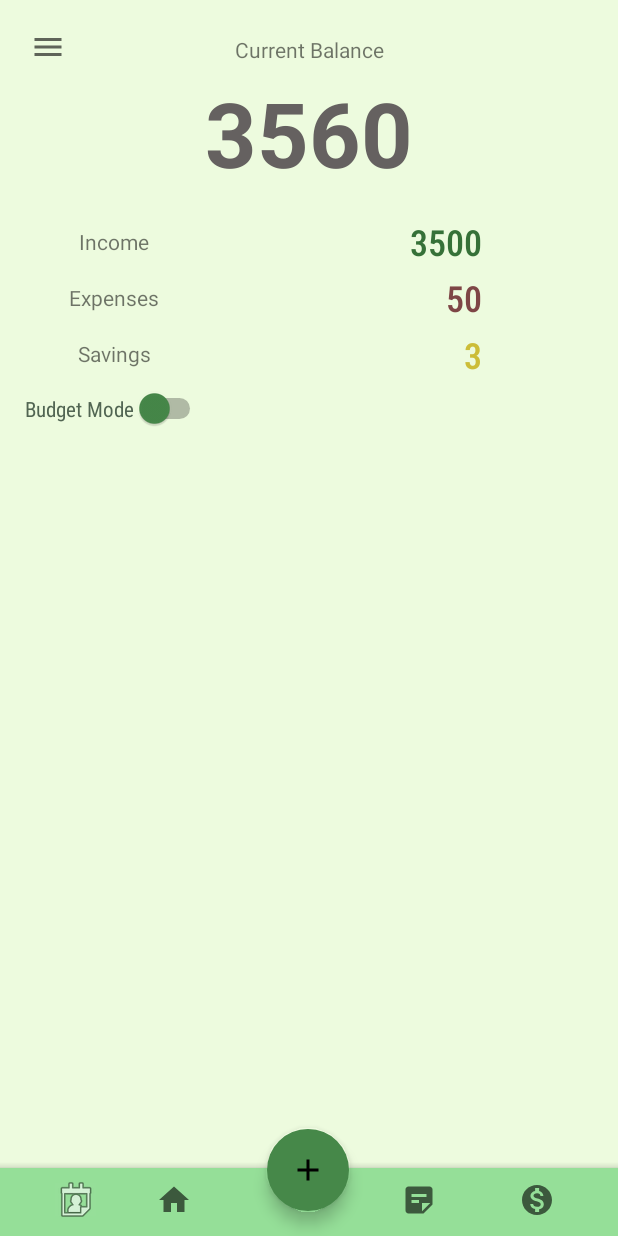
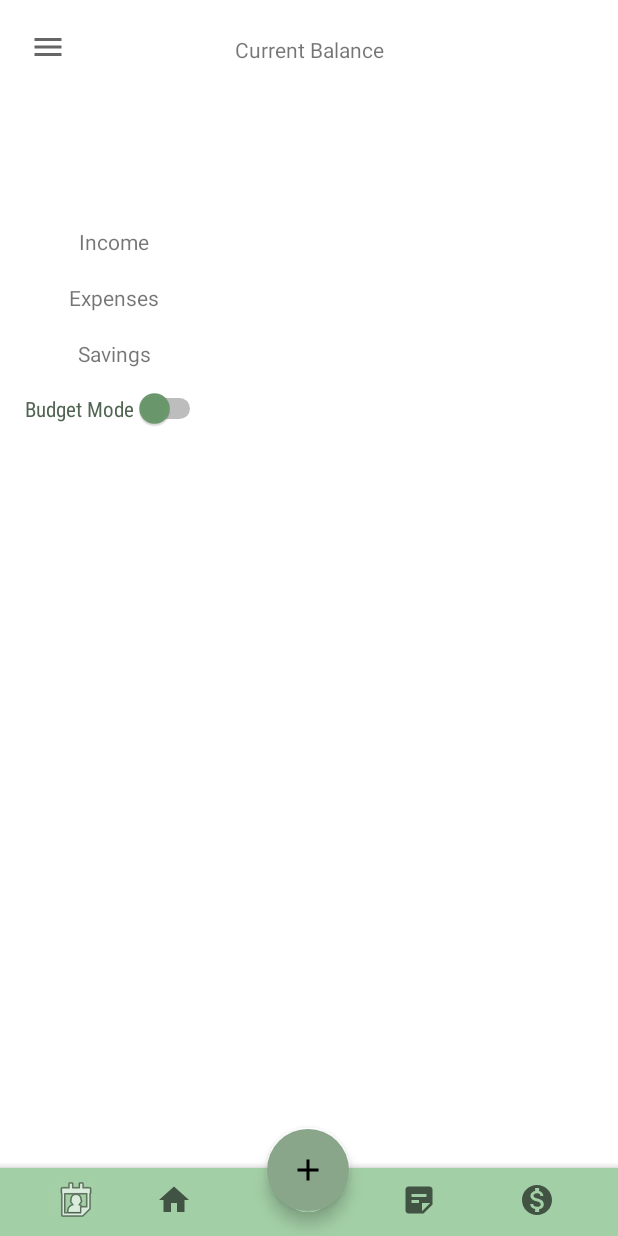
Before and after one commit to norrisasd/MyPocket, an Android app: the Home screen opened directly, with no data from a screen before it, on a phone screen of 412 x 824 dp. Run offline under Robolectric (Android 15) with nearby library versions, the light colour scheme and no system bars; Roboto replaces fonts that are not available here.

Commit message:
activity(main, register, home, add): colors + logo

```diff
--- a/app/src/main/res/layout/activity_add.xml
+++ b/app/src/main/res/layout/activity_add.xml
@@ -10,8 +10,12 @@
         android:id="@+id/textView11"
         android:layout_width="377dp"
         android:layout_height="24dp"
+        android:background="#89A68B"
         android:text="ADD TRANSACTION"
         android:textAlignment="center"
+        android:textColor="#F6F6F6"
+        android:textSize="16sp"
+        android:textStyle="bold"
         app:layout_constraintBottom_toBottomOf="parent"
         app:layout_constraintEnd_toEndOf="parent"
         app:layout_constraintHorizontal_bias="0.5"
@@ -36,6 +40,7 @@
             android:layout_width="193dp"
             android:layout_height="wrap_content"
             android:layout_gravity="center"
+            android:buttonTint="#89A68B"
             android:gravity="center"
             android:text="Expense"
             android:textAlignment="center" />
@@ -45,6 +50,7 @@
             android:layout_width="170dp"
             android:layout_height="40dp"
             android:layout_gravity="center"
+            android:buttonTint="#89A68B"
             android:text="Income"
             android:textAlignment="center" />
 
--- a/app/src/main/res/layout/activity_home.xml
+++ b/app/src/main/res/layout/activity_home.xml
@@ -4,7 +4,7 @@
     xmlns:tools="http://schemas.android.com/tools"
     android:layout_width="match_parent"
     android:layout_height="match_parent"
-    android:background="#EDFBDE"
+    android:background="#FFFFFF"
     android:clickable="true"
     tools:context=".Home">
 
@@ -70,7 +70,7 @@
         android:layout_marginStart="60dp"
         android:layout_marginTop="10dp"
         android:layout_marginBottom="16dp"
-        android:backgroundTint="#468849"
+        android:backgroundTint="#89A68B"
         app:backgroundTint="#00FFFFFF"
         app:layout_constraintBottom_toBottomOf="parent"
         app:layout_constraintEnd_toEndOf="parent"
@@ -85,9 +85,8 @@
         android:layout_width="236dp"
         android:layout_height="80dp"
         android:gravity="center|center_vertical"
-        android:text="3560"
         android:textAlignment="center"
-        android:textColor="#656160"
+        android:textColor="#768177"
         android:textSize="60sp"
         android:textStyle="bold"
         app:layout_constraintBottom_toTopOf="@+id/add"
@@ -103,9 +102,8 @@
         android:layout_width="153dp"
         android:layout_height="28dp"
         android:fontFamily="sans-serif-condensed-light"
-        android:text="50"
         android:textAlignment="viewEnd"
-        android:textColor="#7E4646"
+        android:textColor="#80A882"
         android:textSize="24sp"
         android:textStyle="bold"
         app:layout_constraintBottom_toBottomOf="@+id/add"
@@ -133,9 +131,8 @@
         android:layout_width="153dp"
         android:layout_height="28dp"
         android:fontFamily="sans-serif-condensed-light"
-        android:text="3"
         android:textAlignment="viewEnd"
-        android:textColor="#CCBD38"
+        android:textColor="#80A882"
         android:textSize="24sp"
         android:textStyle="bold"
         app:layout_constraintBottom_toBottomOf="@+id/bottomAppBar2"
@@ -151,7 +148,7 @@
         android:layout_width="413dp"
         android:layout_height="45dp"
         android:layout_gravity="bottom"
-        android:backgroundTint="#95DF98"
+        android:backgroundTint="#A3CFA6"
         app:layout_constraintBottom_toBottomOf="parent"
         app:layout_constraintEnd_toEndOf="parent"
         app:layout_constraintHorizontal_bias="0.0"
@@ -215,9 +212,8 @@
         android:layout_width="153dp"
         android:layout_height="28dp"
         android:fontFamily="sans-serif-condensed-light"
-        android:text="3500"
         android:textAlignment="viewEnd"
-        android:textColor="#367138"
+        android:textColor="#80A882"
         android:textSize="24sp"
         android:textStyle="bold"
         app:layout_constraintBottom_toBottomOf="parent"
@@ -234,7 +230,7 @@
         android:fontFamily="sans-serif-condensed"
         android:text="Budget Mode"
         android:textColor="#516552"
-        android:thumbTint="#468849"
+        android:thumbTint="#6B9A6D"
         app:layout_constraintBottom_toBottomOf="@+id/bottomAppBar2"
         app:layout_constraintEnd_toEndOf="parent"
         app:layout_constraintHorizontal_bias="0.057"
@@ -244,8 +240,8 @@
 
     <androidx.fragment.app.FragmentContainerView
         android:id="@+id/budget_fragment"
-        android:layout_width="412dp"
-        android:layout_height="441dp"
+        android:layout_width="408dp"
+        android:layout_height="381dp"
         app:layout_constraintBottom_toBottomOf="@+id/bottomAppBar2"
         app:layout_constraintEnd_toEndOf="parent"
         app:layout_constraintHorizontal_bias="1.0"
```
Also changed, not shown: app/src/main/res/layout/activity_main.xml (+17 -7 lines), app/src/main/res/layout/activity_register.xml (+14 -4 lines), app/src/main/res/drawable/_626688279591.png (added).
